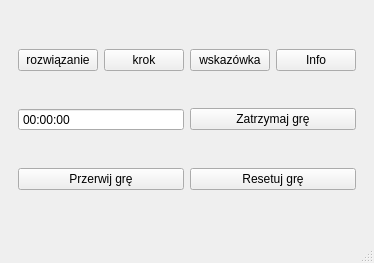
Old version of the form mainwindow.ui in the repository WojciechLarecki/Puzzler.
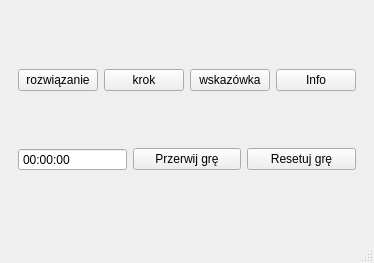
New version of the form.

Diff of the .ui file:
```diff
--- a/mainwindow.ui
+++ b/mainwindow.ui
@@ -107,7 +107,7 @@
          <layout class="QGridLayout" name="gridLayout"/>
         </item>
         <item>
-         <layout class="QHBoxLayout" name="timerGameHorizontalLayout">
+         <layout class="QHBoxLayout" name="endGameHorizontalLayout">
           <item>
            <widget class="QTimeEdit" name="timeEdit">
             <property name="readOnly">
@@ -124,17 +124,6 @@
             </property>
            </widget>
           </item>
-          <item>
-           <widget class="QPushButton" name="pushButton">
-            <property name="text">
-             <string>Zatrzymaj grę</string>
-            </property>
-           </widget>
-          </item>
-         </layout>
-        </item>
-        <item>
-         <layout class="QHBoxLayout" name="endGameHorizontalLayout">
           <item>
            <widget class="QPushButton" name="cancelGameButton">
             <property name="text">
```
